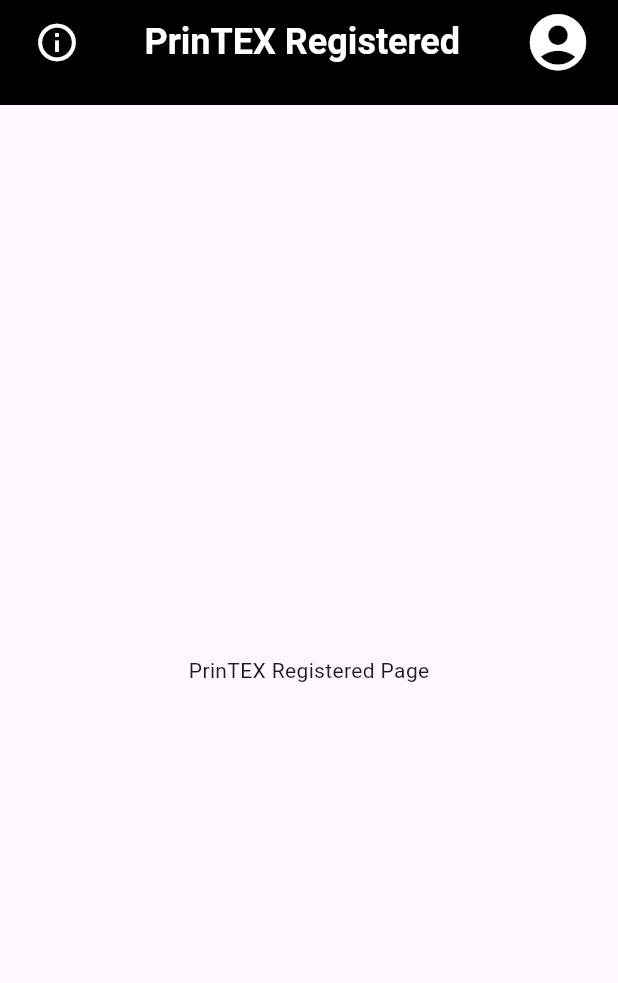
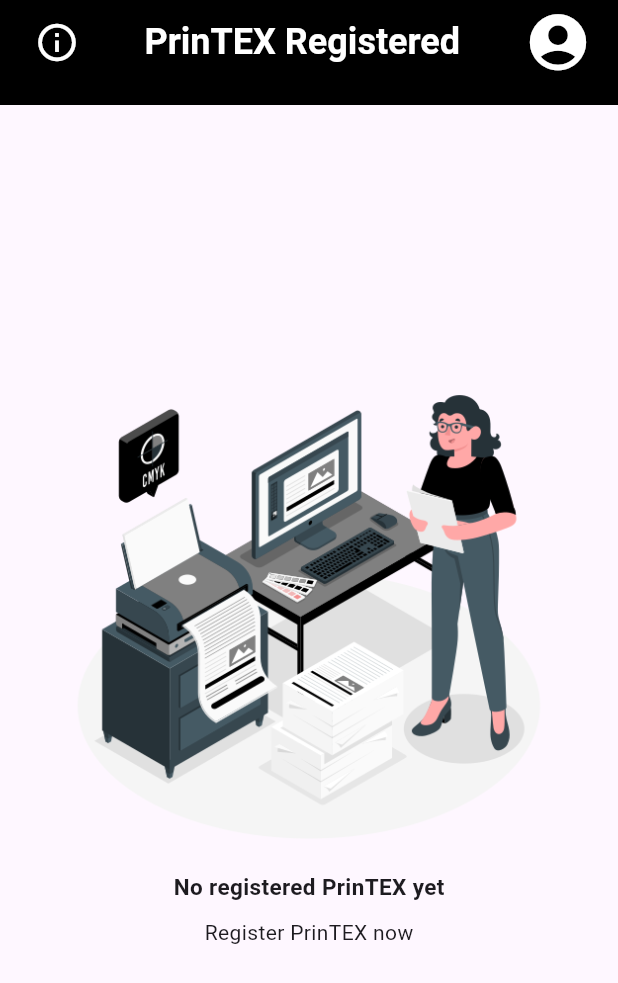
Before and after one commit to iqmalje/printex_business_app, a Flutter app: the Homepage screen opened directly, on a phone screen of 412 x 824 dp. Shown: the top 983 px of the screen. Run offline on Flutter 3.47's test engine with Material 3 defaults, Android fonts, the light colour scheme and no system bars; our stand-ins replace email_validator, flutter_dotenv, flutter_multi_formatter, flutter_svg, image_picker, supabase_flutter; accounts and stored records are empty; Roboto replaces fonts that are missing (Poppins); project files that could hold a hidden picture were left out.

Commit message:
empty PrinTEX homepage

```diff
--- a/lib/homepage/homepage.dart
+++ b/lib/homepage/homepage.dart
@@ -12,9 +12,25 @@ class _HomepageState extends State<Homepage> {
   @override
   Widget build(BuildContext context) {
     return Scaffold(
-      appBar: PrinTEXComponents()
-          .appBar('PrinTEX Registered', context, null, showInfo: true),
-      body: Center(child: Text('PrinTEX Registered Page')),
-    );
+        appBar: PrinTEXComponents()
+            .appBar('PrinTEX Registered', context, null, showInfo: true),
+        body: Center(
+          child: Container(
+            height: MediaQuery.of(context).size.height * 0.5,
+            width: MediaQuery.of(context).size.width * 0.8,
+            child: Column(
+              children: [
+                Image.asset('assets/images/printer-amico.png'),
+                const SizedBox(height: 10),
+                const Text(
+                  "No registered PrinTEX yet",
+                  style: TextStyle(fontWeight: FontWeight.bold, fontSize: 15),
+                ),
+                const SizedBox(height: 10),
+                const Text("Register PrinTEX now"),
+              ],
+            ),
+          ),
+        ));
   }
 }
```
Also changed, not shown: assets/images/printer-amico.png (added), assets/images/printer-amico.svg (added), pubspec.lock.
